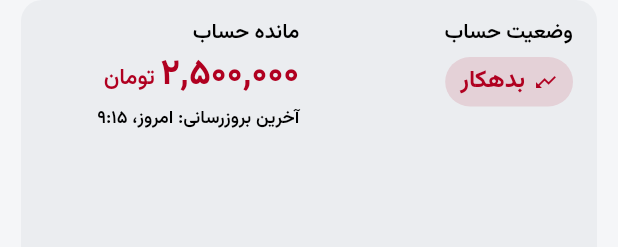
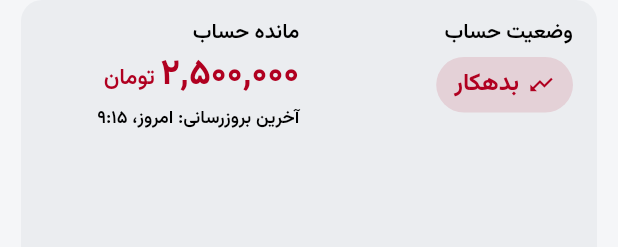
Before and after one commit to DevMohamad-Git/servicekar, a Flutter app: the CustomerAccountSummaryWidget widget shown alone on an empty page, opened directly, on a phone screen of 412 x 824 dp. Shown: the top 247 px of the screen. Run offline on Flutter 3.47's test engine with Material 3 defaults, Android fonts, the phone set to English and light mode, and no system bars; our stand-ins replace auto_route, hooks_riverpod, image_picker, isar_community; accounts and stored records are empty; generated files the repository leaves out were written again.

Commit message:
style(customer): enlarge account status pill and allow outer padding override
Bump the status pill to titleSmall with an 18dp icon and roomier padding, and add an outerPadding parameter (defaults to the existing profile-card inset) so hosts that already pad their content can remove the double inset.

```diff
--- a/lib/presentation/customer/widgets/customer_account_summary_widget.dart
+++ b/lib/presentation/customer/widgets/customer_account_summary_widget.dart
@@ -34,6 +34,7 @@ class CustomerAccountSummaryWidget extends StatelessWidget {
     required this.status,
     required this.amount,
     required this.lastUpdated,
+    this.outerPadding = const EdgeInsets.fromLTRB(14, 0, 14, 14),
   });
 
   final CustomerAccountStatus status;
@@ -45,6 +46,11 @@ class CustomerAccountSummaryWidget extends StatelessWidget {
   /// Pre-formatted "last updated" caption, e.g. `'امروز، ۹:۱۵'`.
   final String lastUpdated;
 
+  /// Inset between the grey box and its host surface. Defaults to the
+  /// profile-card inset; hosts that already pad their content (e.g. a
+  /// form card) pass a tighter inset so the summary fills its slot.
+  final EdgeInsetsGeometry outerPadding;
+
   @override
   Widget build(BuildContext context) {
     final theme = Theme.of(context);
@@ -52,8 +58,8 @@ class CustomerAccountSummaryWidget extends StatelessWidget {
     final statusColor = _statusColor(status, scheme);
 
     return Padding(
-      // Inset the grey box from the profile card's edges.
-      padding: const EdgeInsets.fromLTRB(14, 0, 14, 14),
+      // Inset the grey box from the host surface's edges.
+      padding: outerPadding,
       child: Container(
         padding: const EdgeInsets.fromLTRB(16, 12, 16, 14),
         decoration: BoxDecoration(
@@ -72,10 +78,12 @@ class CustomerAccountSummaryWidget extends StatelessWidget {
                   const SizedBox(height: 8),
                   // Soft tinted pill (the 12%-tint chip convention used by
                   // the dashboard): a semantic icon beside the status word.
+                  // Sized one step up (titleSmall + 18dp icon) so the
+                  // account state is legible at a glance on any host page.
                   Container(
                     padding: const EdgeInsets.symmetric(
-                      horizontal: 10,
-                      vertical: 6,
+                      horizontal: 12,
+                      vertical: 8,
                     ),
                     decoration: BoxDecoration(
                       color: statusColor.withValues(alpha: 0.12),
@@ -84,7 +92,7 @@ class CustomerAccountSummaryWidget extends StatelessWidget {
                     child: Row(
                       mainAxisSize: MainAxisSize.min,
                       children: [
-                        Icon(_statusIcon(status), size: 16, color: statusColor),
+                        Icon(_statusIcon(status), size: 18, color: statusColor),
                         const SizedBox(width: 6),
                         FittedBox(
                           fit: BoxFit.scaleDown,
@@ -93,7 +101,7 @@ class CustomerAccountSummaryWidget extends StatelessWidget {
                             status.label,
                             maxLines: 1,
                             softWrap: false,
-                            style: theme.textTheme.labelLarge?.copyWith(
+                            style: theme.textTheme.titleSmall?.copyWith(
                               color: statusColor,
                               fontWeight: FontWeight.w700,
                             ),
```
